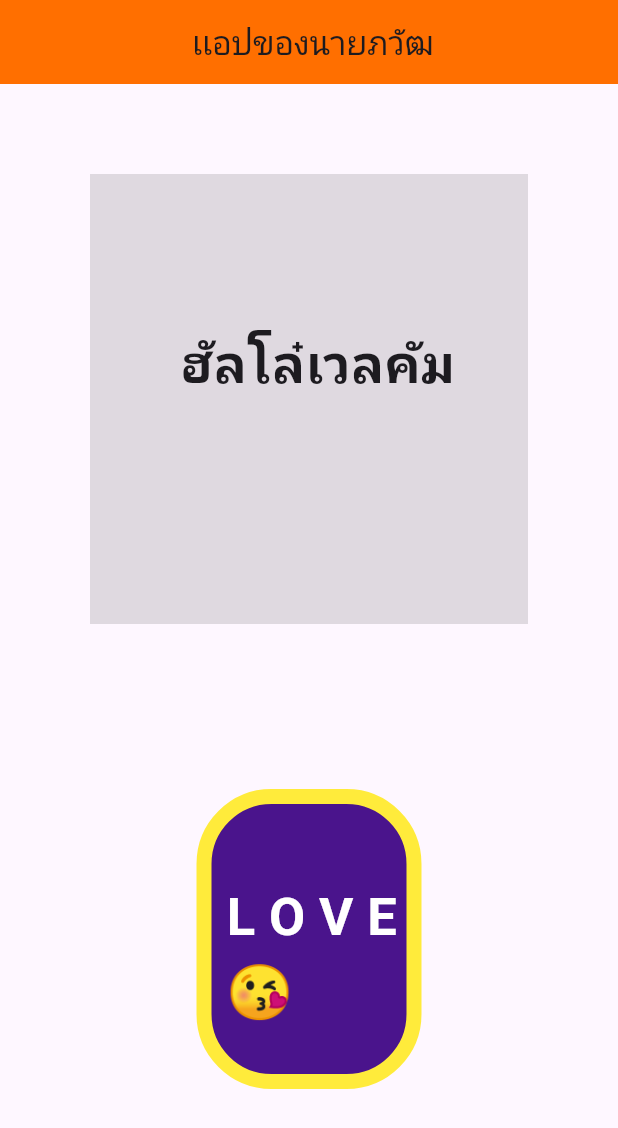
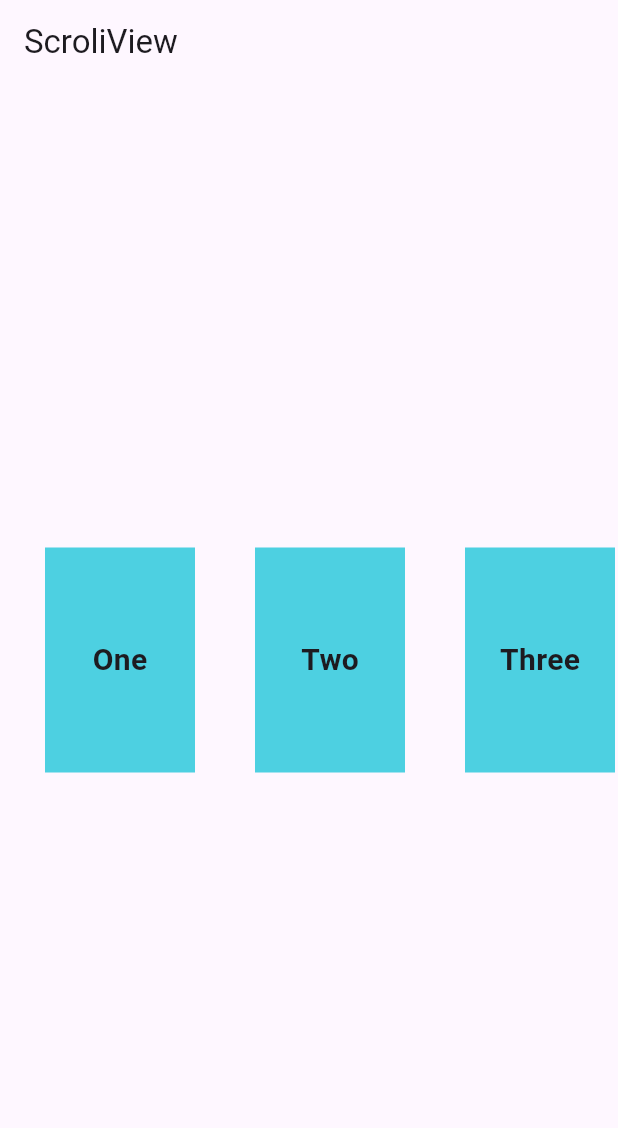
Before and after one commit to pawataven/flutter_sample, a Flutter app: the screen it shows after launch, on a phone screen of 412 x 824 dp. Shown: the top 1128 px of the screen. Run offline on Flutter 3.47's test engine with Material 3 defaults, Android fonts, the phone set to English and light mode, and no system bars.

Commit message:
update ScrollView

```diff
--- a/lib/main.dart
+++ b/lib/main.dart
@@ -1,6 +1,9 @@
 import 'package:flutter/material.dart';
-import 'package:flutter_2/my_container.dart';
+import 'package:flutter_2/scroll.dart';
+// import 'package:flutter_2/my_container.dart';
 
 void main() {
-  runApp(const MyContainer());
+  runApp( const MaterialApp(
+    home: MyScrliView(),
+  ));
 }
--- a/lib/my_container.dart
+++ b/lib/my_container.dart
@@ -45,7 +45,8 @@ class MyContainer extends StatelessWidget {
       fontSize: 35,
       fontWeight: FontWeight.bold,
       color: Colors.white,
-    ),),
+    ),
+    ),
   );
 
   Widget container1() => Container(
--- /dev/null
+++ b/lib/scroll.dart
@@ -0,0 +1,39 @@
+import 'package:flutter/material.dart';
+
+class MyScrliView extends StatelessWidget {
+  const MyScrliView({super.key});
+
+  @override
+  Widget build(BuildContext context) {
+    return Scaffold(
+      appBar: AppBar(
+        title: const Text('ScroliView'),
+      ),
+      body: SingleChildScrollView(
+        scrollDirection: Axis.horizontal,
+        padding: const EdgeInsets.all(10),
+        child: Center(
+          child: Row(
+            children: [
+              boxContainer('One'),
+              boxContainer('Two'),
+              boxContainer('Three'),
+              boxContainer('Four'),
+              boxContainer('Five'),
+              boxContainer('Six'),
+              boxContainer('Sevan'),
+            ],
+          ),
+        ),
+      ),
+    );
+  }
+  Widget boxContainer(String txt) => Container(
+    width: 100, height: 150,
+    color: Colors.cyan.shade300,
+    margin: const EdgeInsets.all(20),
+    alignment: Alignment.center,
+    child: Text(txt, style:const TextStyle(fontSize: 20,fontWeight: FontWeight.bold),),
+
+  );
+}
```
